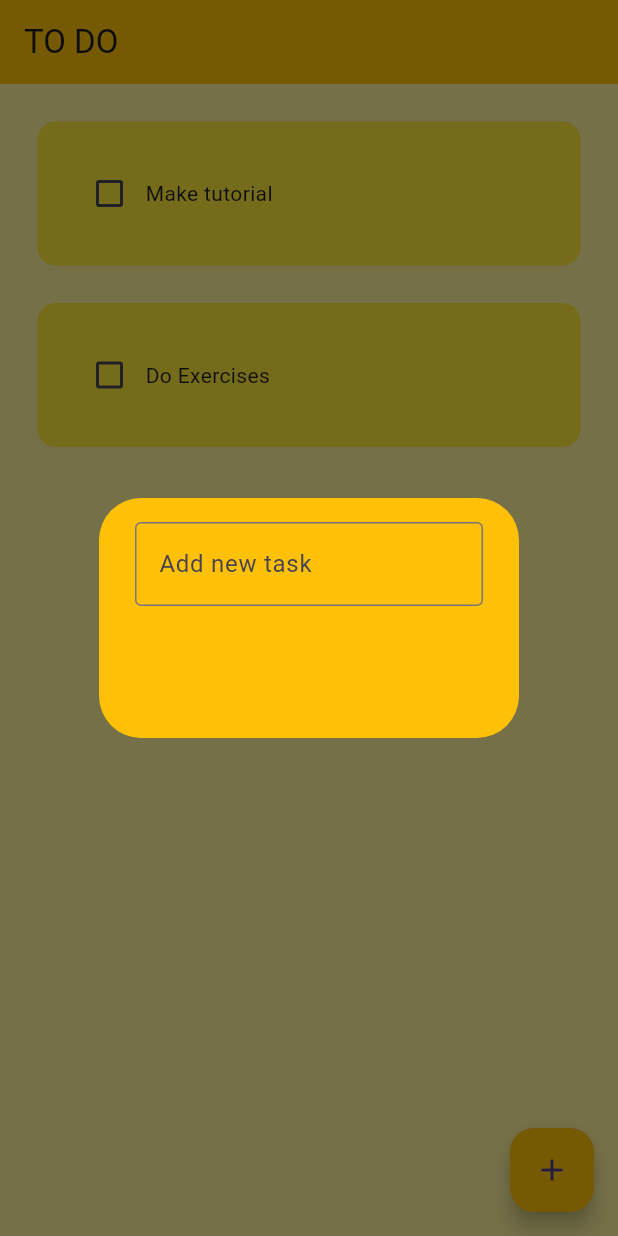
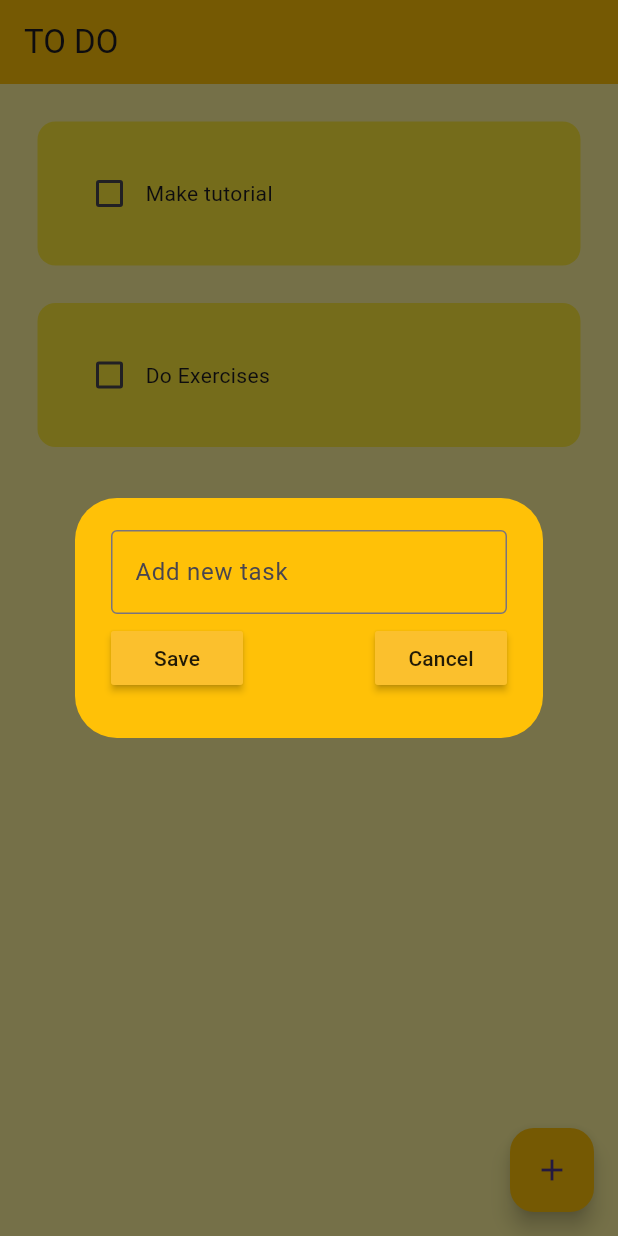
Before and after one commit to AymenRaeed/Todo_List, a Flutter app: the screen it shows after launch, after a tap on the "add" icon, on a phone screen of 412 x 824 dp. Run offline on Flutter 3.47's test engine with Material 3 defaults, Android fonts, the phone set to English and light mode, and no system bars.

Commit message:
this is my final update tonight

```diff
--- a/lib/Util/dialog_box.dart
+++ b/lib/Util/dialog_box.dart
@@ -1,22 +1,42 @@
 import 'package:flutter/material.dart';
+import 'package:talbat1/Util/my_button.dart';
 
 class DialogBox extends StatelessWidget {
-  const DialogBox({super.key});
+  final TextEditingController controller;
+  final void Function() onsave;
+  final void Function() onCancel;
+
+  const DialogBox({
+    super.key,
+    required this.controller,
+    required this.onsave,
+    required this.onCancel,
+  });
 
   @override
   Widget build(BuildContext context) {
     return AlertDialog(
       backgroundColor: Colors.amber,
-      content: Container(
+      content: SizedBox(
         height: 120,
-        child: const Column(
+        child: Column(
+          mainAxisAlignment: MainAxisAlignment.spaceEvenly,
           children: [
             TextField(
-              decoration: InputDecoration(
+              controller: controller,
+              decoration: const InputDecoration(
                   border: OutlineInputBorder(), hintText: "Add new task"),
             ),
             Row(
-              children: [],
+              mainAxisAlignment: MainAxisAlignment.end,
+              children: [
+                MyButton(
+                  text: 'Save',
+                  onPressed: onsave,
+                ),
+                const SizedBox(width: 88),
+                MyButton(text: 'Cancel', onPressed: onCancel)
+              ],
             )
           ],
         ),
--- /dev/null
+++ b/lib/Util/my_button.dart
@@ -0,0 +1,21 @@
+import 'package:flutter/material.dart';
+
+class MyButton extends StatelessWidget {
+  final String text;
+  final VoidCallback onPressed;
+
+  const MyButton({
+    super.key,
+    required this.text,
+    required this.onPressed,
+  });
+
+  @override
+  Widget build(BuildContext context) {
+    return MaterialButton(
+      onPressed: onPressed,
+      color: Theme.of(context).primaryColorDark,
+      child: Text(text),
+    );
+  }
+}
--- a/lib/pages/homepage.dart
+++ b/lib/pages/homepage.dart
@@ -1,6 +1,6 @@
 import 'package:flutter/material.dart';
 import 'package:talbat1/Util/dialog_box.dart';
-import 'package:talbat1/pages/todo_tile.dart';
+import 'package:talbat1/Util/todo_tile.dart';
 
 class Homepage extends StatefulWidget {
   const Homepage({super.key});
@@ -10,6 +10,8 @@ class Homepage extends StatefulWidget {
 }
 
 class _HomepageState extends State<Homepage> {
+  final _controller = TextEditingController();
+
   List todoList = [
     ["Make tutorial", false],
     ["Do Exercises", false]
@@ -21,11 +23,23 @@ class _HomepageState extends State<Homepage> {
     });
   }
 
+  void saveNewTask() {
+    setState(() {
+      todoList.add([_controller.text, false]);
+      Navigator.of(context).pop();
+      _controller.clear();
+    });
+  }
+
   void createNewTask() {
     showDialog(
       context: context,
       builder: (context) {
-        return DialogBox();
+        return DialogBox(
+          controller: _controller,
+          onsave: saveNewTask,
+          onCancel: () => Navigator.of(context).pop(),
+        );
       },
     );
   }
```
Also changed, not shown: pubspec.yaml (+4 -5 lines), lib/Util/todo_tile.dart (renamed from lib/pages/todo_tile.dart), pubspec.lock.
